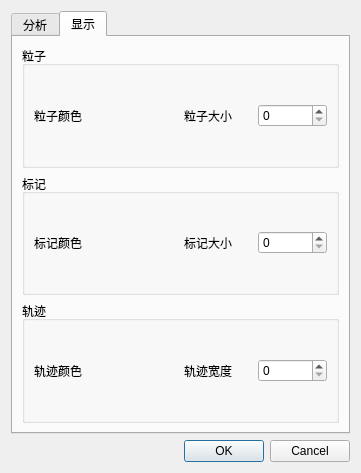
This is src/ui/settings.ui in alchemist1234/QTracker2 as Qt 5 draws it before an edit. The edited form follows.
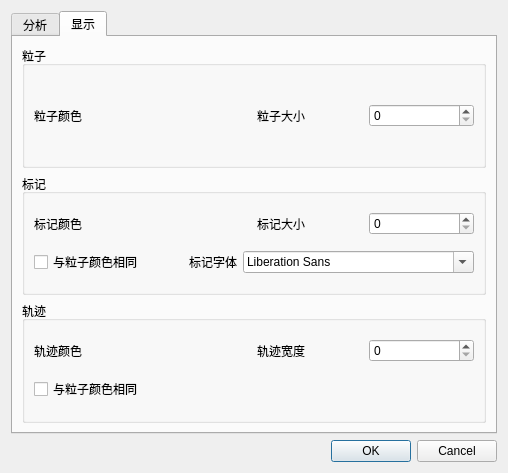
This is the edited form. The open tabs and pages were chosen to show the change. Custom widgets are drawn as their Qt base class.

Commit message: 视频播放&标记字体&颜色设置

```diff
--- a/src/ui/settings.ui
+++ b/src/ui/settings.ui
@@ -791,6 +791,40 @@
             </item>
            </layout>
           </item>
+          <item>
+           <layout class="QHBoxLayout" name="horizontalLayout_14">
+            <item>
+             <widget class="QCheckBox" name="chb_same_mark_color_with_particle">
+              <property name="text">
+               <string>与粒子颜色相同</string>
+              </property>
+             </widget>
+            </item>
+            <item>
+             <spacer name="horizontalSpacer_8">
+              <property name="orientation">
+               <enum>Qt::Orientation::Horizontal</enum>
+              </property>
+              <property name="sizeHint" stdset="0">
+               <size>
+                <width>40</width>
+                <height>20</height>
+               </size>
+              </property>
+             </spacer>
+            </item>
+            <item>
+             <widget class="QLabel" name="lb_mark_font">
+              <property name="text">
+               <string>标记字体</string>
+              </property>
+             </widget>
+            </item>
+            <item>
+             <widget class="QFontComboBox" name="fcb_mark_font"/>
+            </item>
+           </layout>
+          </item>
          </layout>
         </widget>
        </item>
@@ -828,6 +862,17 @@
             </item>
            </layout>
           </item>
+          <item>
+           <layout class="QHBoxLayout" name="horizontalLayout_15">
+            <item>
+             <widget class="QCheckBox" name="chb_same_trajectory_color_with_particle">
+              <property name="text">
+               <string>与粒子颜色相同</string>
+              </property>
+             </widget>
+            </item>
+           </layout>
+          </item>
          </layout>
         </widget>
        </item>
```
The commit also changes 7 other files.
